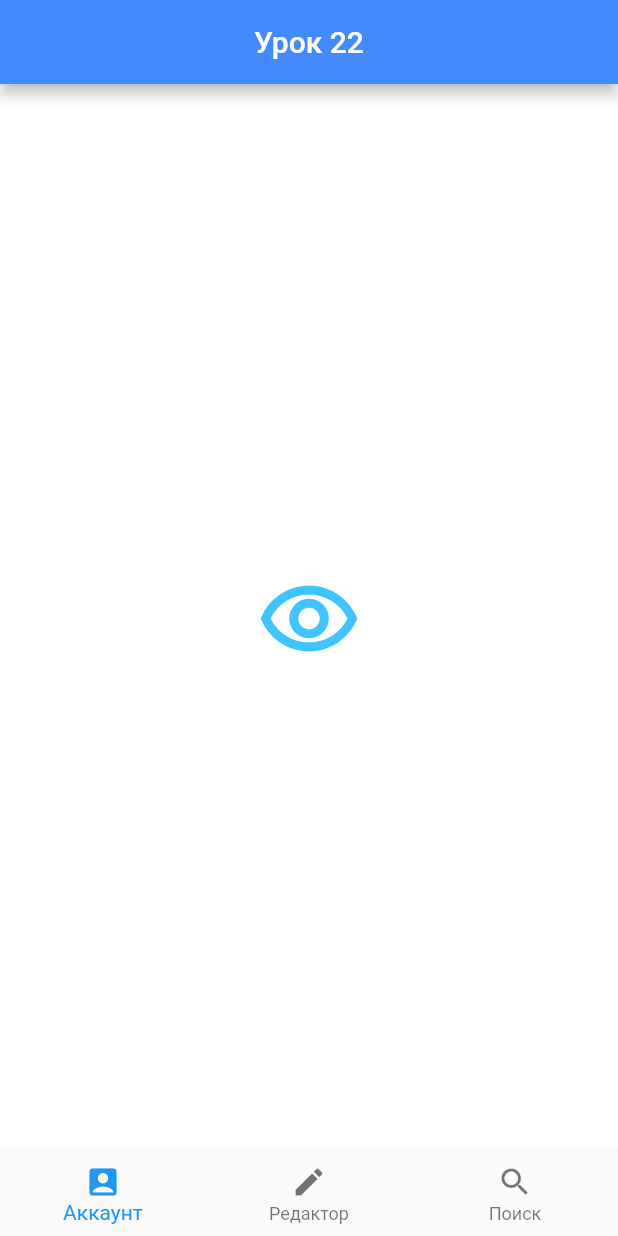
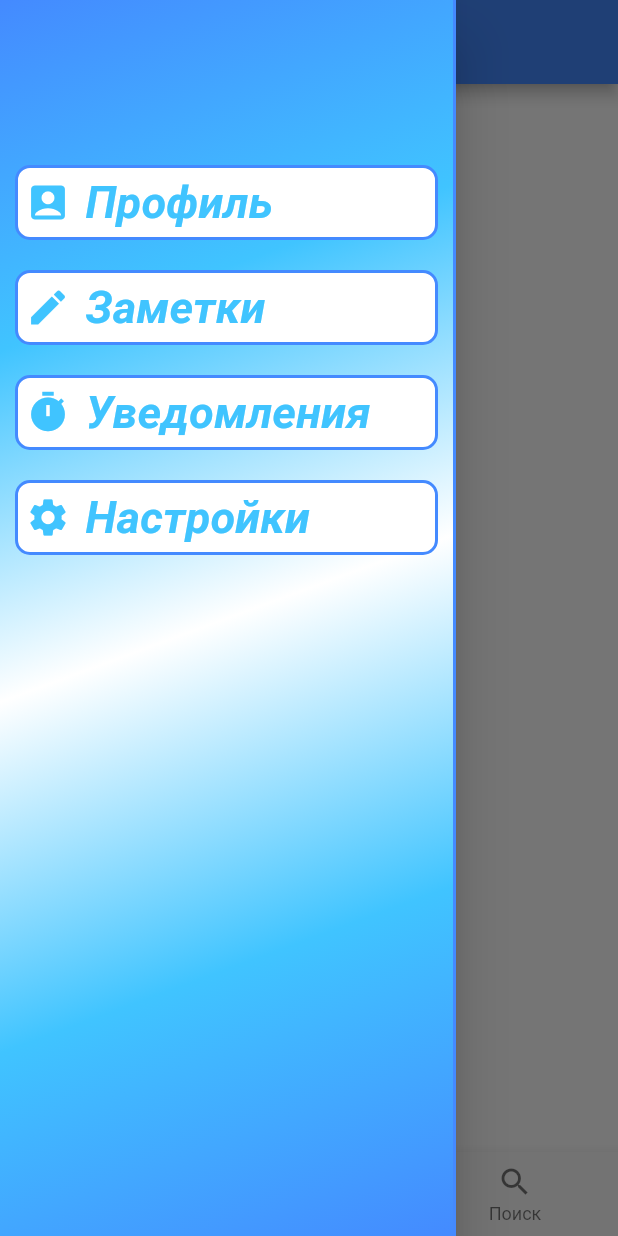
Before and after one commit to kirillnepomiluev/FlutterLessonsStemford, a Flutter app: the screen it shows after launch, with the side drawer open (before the commit the screen has no drawer), on a phone screen of 412 x 824 dp. Run offline on Flutter 3.47's test engine with Material 2 defaults, Android fonts, the phone set to English and light mode, and no system bars.

Commit message:
Урок 26

```diff
--- a/lib/main.dart
+++ b/lib/main.dart
@@ -1,6 +1,8 @@
 import 'package:flutter/material.dart';
 
 void main() => runApp(Lessons());
+
+/// Сегодня мы познакомимся с созданием и оформлением всплывающего меню.
 
 class Lessons extends StatelessWidget {
   @override
@@ -8,10 +10,182 @@ class Lessons extends StatelessWidget {
     return MaterialApp(
       title: "Уроки Flutter",
       home: Scaffold(
+
+        drawer: Drawer( /// Виджет Drawer() позволяет нам создать боковое меню
+          /// страницы
+
+          child: Container(
+            height: double.infinity,
+            width: double.infinity,
+            decoration: BoxDecoration(
+              border: Border(
+                right: BorderSide(
+                  color: Colors.blueAccent,
+                  width: 2,
+                )
+              ),
+              gradient: LinearGradient(
+                begin: Alignment.topLeft,
+                end: Alignment.bottomRight,
+                colors: [
+                  Colors.blueAccent,
+                  Colors.lightBlueAccent,
+                  Colors.white,
+                  Colors.lightBlueAccent,
+                  Colors.blueAccent,
+                ],
+              ),
+            ),
+            child: Column(
+              crossAxisAlignment: CrossAxisAlignment.stretch,
+              children: [
+                SizedBox(
+                  height: 100,
+                ),
+                Padding(
+                  padding: EdgeInsets.all(10),
+                  child: Container(
+                    height: 50,
+                    decoration: BoxDecoration(
+                      border: Border.all(
+                        width: 2,
+                        color: Colors.blueAccent
+                      ),
+                      color: Colors.white,
+                      borderRadius: BorderRadius.circular(10),
+                    ),
+                    child: Row(
+                      children: [
+                        Padding(
+                          padding: EdgeInsets.symmetric(horizontal: 5),
+                          child: Icon(Icons.account_box, size: 30, color: Colors.lightBlueAccent,),
+                        ),
+                        Padding(
+                          padding: const EdgeInsets.symmetric(horizontal: 5),
+                          child: Text(
+                            "Профиль",
+                            style: TextStyle(
+                              fontSize: 30,
+                              fontWeight: FontWeight.bold,
+                              fontStyle: FontStyle.italic,
+                              color: Colors.lightBlueAccent
+                            ),
+                          ),
+                        ),
+                      ],
+                    ),
+                  ),
+                ),
+                Padding(
+                  padding: EdgeInsets.all(10),
+                  child: Container(
+                    height: 50,
+                    decoration: BoxDecoration(
+                      border: Border.all(
+                          width: 2,
+                          color: Colors.blueAccent
+                      ),
+                      color: Colors.white,
+                      borderRadius: BorderRadius.circular(10),
+                    ),
+                    child: Row(
+                      children: [
+                        Padding(
+                          padding: EdgeInsets.symmetric(horizontal: 5),
+                          child: Icon(Icons.edit, size: 30, color: Colors.lightBlueAccent,),
+                        ),
+                        Padding(
+                          padding: const EdgeInsets.symmetric(horizontal: 5),
+                          child: Text(
+                            "Заметки",
+                            style: TextStyle(
+                                fontSize: 30,
+                                fontWeight: FontWeight.bold,
+                                fontStyle: FontStyle.italic,
+                                color: Colors.lightBlueAccent
+                            ),
+                          ),
+                        ),
+                      ],
+                    ),
+                  ),
+                ),
+                Padding(
+                  padding: EdgeInsets.all(10),
+                  child: Container(
+                    height: 50,
+                    decoration: BoxDecoration(
+                      border: Border.all(
+                          width: 2,
+                          color: Colors.blueAccent
+                      ),
+                      color: Colors.white,
+                      borderRadius: BorderRadius.circular(10),
+                    ),
+                    child: Row(
+                      children: [
+                        Padding(
+                          padding: EdgeInsets.symmetric(horizontal: 5),
+                          child: Icon(Icons.timer, size: 30, color: Colors.lightBlueAccent,),
+                        ),
+                        Padding(
+                          padding: const EdgeInsets.symmetric(horizontal: 5),
+                          child: Text(
+                            "Уведомления",
+                            style: TextStyle(
+                                fontSize: 30,
+                                fontWeight: FontWeight.bold,
+                                fontStyle: FontStyle.italic,
+                                color: Colors.lightBlueAccent
+                            ),
+                          ),
+                        ),
+                      ],
+                    ),
+                  ),
+                ),
+                Padding(
+                  padding: EdgeInsets.all(10),
+                  child: Container(
+                    height: 50,
+                    decoration: BoxDecoration(
+                      border: Border.all(
+                          width: 2,
+                          color: Colors.blueAccent
+                      ),
+                      color: Colors.white,
+                      borderRadius: BorderRadius.circular(10),
+                    ),
+                    child: Row(
+                      children: [
+                        Padding(
+                          padding: EdgeInsets.symmetric(horizontal: 5),
+                          child: Icon(Icons.settings, size: 30, color: Colors.lightBlueAccent,),
+                        ),
+                        Padding(
+                          padding: const EdgeInsets.symmetric(horizontal: 5),
+                          child: Text(
+                            "Настройки",
+                            style: TextStyle(
+                                fontSize: 30,
+                                fontWeight: FontWeight.bold,
+                                fontStyle: FontStyle.italic,
+                                color: Colors.lightBlueAccent
+                            ),
+                          ),
+                        ),
+                      ],
+                    ),
+                  ),
+                ),
+              ],
+            ),
+          ),
+        ),
         appBar: AppBar(
           centerTitle: true,
           title: Text(
-            "Урок 22",
+            "Урок 26",
           ),
           backgroundColor: Colors.blueAccent,
         ),
@@ -23,50 +197,6 @@ class Lessons extends StatelessWidget {
             BottomNavigationBarItem(icon: Icon(Icons.search), label: "Поиск"),
           ],
         ),
-
-        /// На данном уроке мы научимся:
-        /// 1) Пользоваться виджетом Icon(), и его свойствами.
-        /// 2) Добавлять собственные иконки.
-        /// 3) Добавлять в приложение изображение из интернета.
-        /// 4) Добавлять в приложение изображение из директории приложения.
-
-        body: Align(
-          alignment: Alignment.center,
-          child: Icon( /// Виджет, позволяющий добавить в приложение иконки.
-
-
-              Icons.remove_red_eye_outlined, /// Конструктор Icons. аналогично
-            /// конструктору Colors. позволяет выбирать иконки из библиотеки
-            /// Flutter.
-
-              size: 70, // Свойство, задающее размер иконки.
-
-              color: Colors.lightBlueAccent, // Свойство, задающее цвет иконки.
-
-          ),
-        ),
-
-        /// Теперь рассмотрим пример, в котором научимся добавлять в приложение
-        /// изображение из интернета.
-
-        // body: Center( // Синтаксический сахар, иная форма записи виджета Align()
-        //   // со значением Alignment.center.
-        //
-        //   child: Container(
-        //     width: 200,
-        //     height: 400,
-        //     child: Image.network("https://cdn1.ozone.ru/multimedia/1037547238.jpg",
-        //       /// Конструктор Image.network позволяет добавить в приложение
-        //       /// изображение из интернета. Для этого, передаем в конструктор ссылку
-        //       /// на изображение, указанную в ковычках.
-        //
-        //       fit: BoxFit.contain, /// Свойство, отвечающее за размещение
-        //       /// изображения внутри родительского виджета, его размеры и
-        //       /// пропорции. Принимает в себя конструкторы BoxFit.
-        //
-        //     ),
-        //   ),
-        // ),
       ),
     );
   }
```
